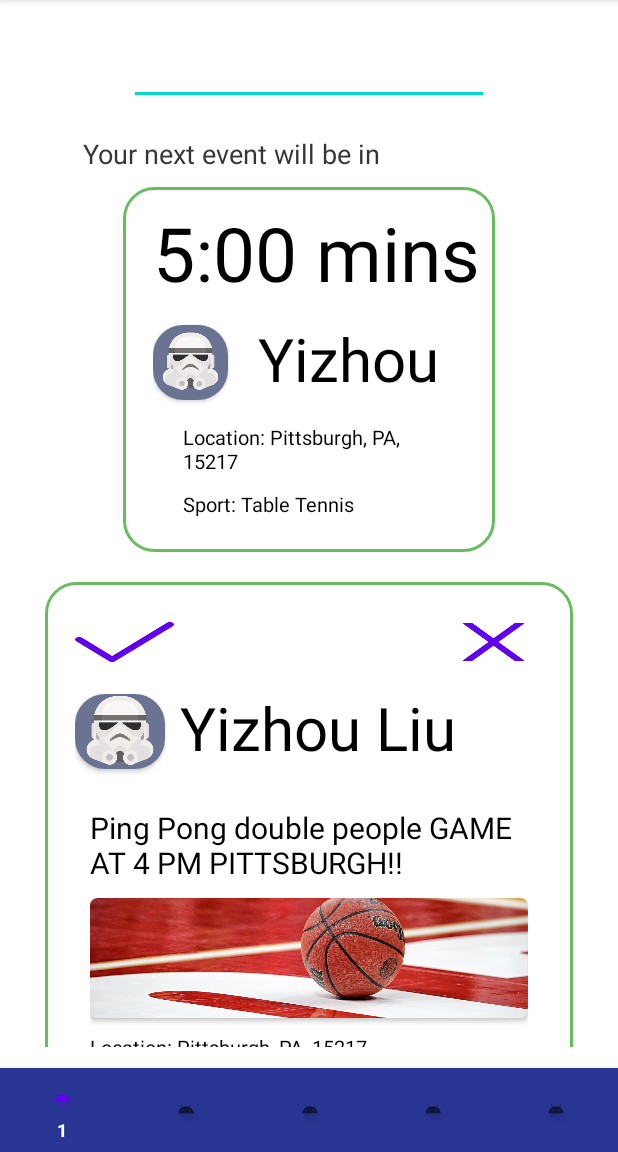
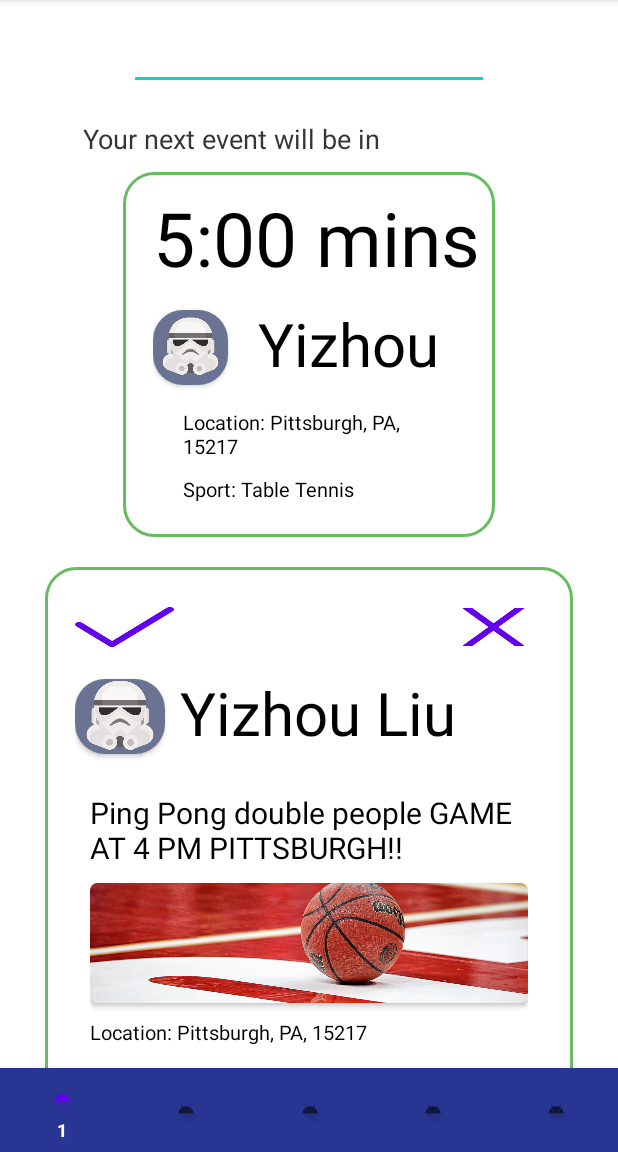
Before and after one commit to ychu824/SportsMatchingApp, an Android app: the HomeFragment screen opened directly, with no data from a screen before it, on a phone screen of 412 x 824 dp, the part 84-1236 px from its top. Run offline under Robolectric (Android 15) with nearby library versions, the phone set to English and light mode, and no system bars; pictures from the network do not load.

Commit message:
Fix ui bug after delete all items in recyclerview

```diff
--- a/app/src/main/java/edu/cmu/sportsmatching/data/mock/FakeMatches.kt
+++ b/app/src/main/java/edu/cmu/sportsmatching/data/mock/FakeMatches.kt
@@ -12,7 +12,7 @@ object FakeMatches {
     val matches: ArrayList<Match> = ArrayList()
 
     init {
-        for (i in 0 until 5) {
+        for (i in 0 until 3) {
             this.matches.add(fakeMatch)
         }
     }
--- a/app/src/main/res/layout/activity_main.xml
+++ b/app/src/main/res/layout/activity_main.xml
@@ -10,10 +10,12 @@
     <androidx.fragment.app.FragmentContainerView
         android:id="@+id/main_fragment_container"
         android:name="edu.cmu.sportsmatching.ui.home.HomeFragment"
-        android:layout_marginBottom="60dp"
-        android:layout_marginTop="10dp"
         android:layout_width="wrap_content"
-        android:layout_height="wrap_content" />
+        android:layout_height="wrap_content"
+        android:layout_alignParentTop="true"
+        android:layout_alignParentEnd="true"
+        android:layout_alignParentBottom="true"
+        android:layout_alignParentStart="true"/>
 
     <androidx.coordinatorlayout.widget.CoordinatorLayout
         android:layout_width="match_parent"
--- a/app/src/main/res/layout/fragment_home.xml
+++ b/app/src/main/res/layout/fragment_home.xml
@@ -1,15 +1,10 @@
 <?xml version="1.0" encoding="utf-8"?>
 <LinearLayout xmlns:android="http://schemas.android.com/apk/res/android"
     xmlns:app="http://schemas.android.com/apk/res-auto"
+    android:orientation="vertical"
+    android:gravity="center_horizontal"
     android:layout_width="match_parent"
     android:layout_height="match_parent">
-
-    <LinearLayout
-        android:id="@+id/home_linear_layout"
-        android:layout_width="match_parent"
-        android:layout_height="wrap_content"
-        android:gravity="center"
-        android:orientation="vertical">
 
     <EditText
         android:id="@+id/home_search"
@@ -54,6 +49,5 @@
         android:layout_marginVertical="@dimen/common_vertical_margin"
         android:orientation="vertical" />
 
-    </LinearLayout>
 
 </LinearLayout>
```
Lines whose indentation alone changed are shown as unchanged.
